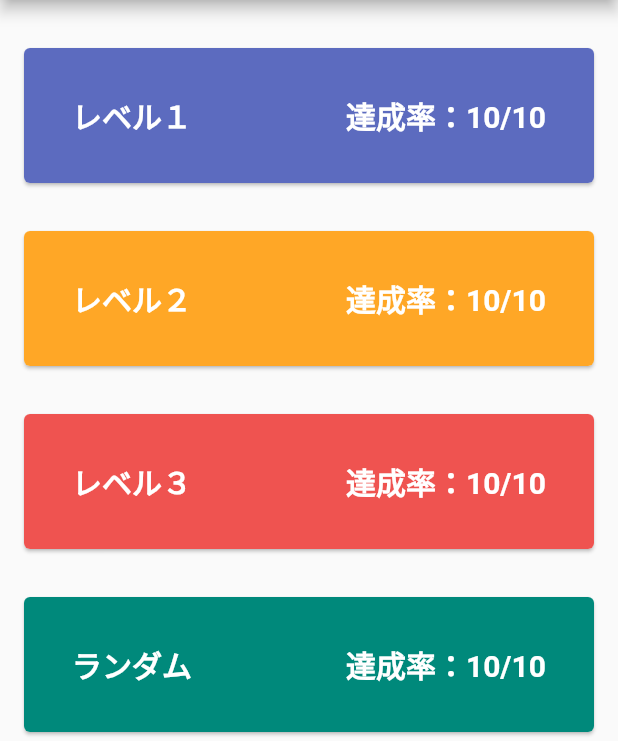
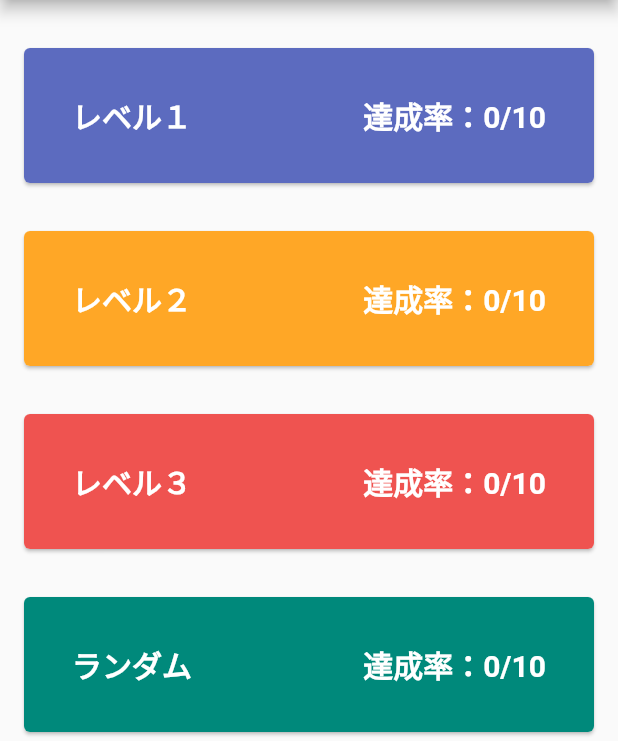
Before and after one commit to yuma11/emmet_dojo, a Flutter app: the screen it shows after launch, on a phone screen of 412 x 824 dp, the part 84-825 px from its top. Run offline on Flutter 3.47's test engine with Material 2 defaults, Android fonts, the phone set to English and light mode, and no system bars; missing offline and left inert: admob_flutter.

```diff
--- a/lib/main.dart
+++ b/lib/main.dart
@@ -160,7 +160,7 @@ class _MyHomePageState extends State<MyHomePage> {
                       ),
                     ),
                     Text(
-                      '達成率：10/10',
+                      '達成率：0/10',
                       style: TextStyle(
                         color: Colors.white,
                         fontWeight: FontWeight.bold,
```
Also changed, not shown: pubspec.yaml (+5 -42 lines), assets/images/splash_icon.png (added), pubspec.lock, 8 other files.
